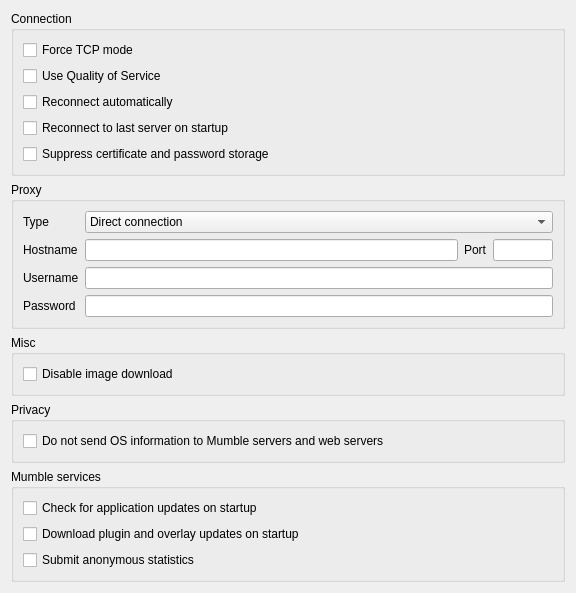
Qt form src/mumble/NetworkConfig.ui (mumble-voip/mumble) before a commit.
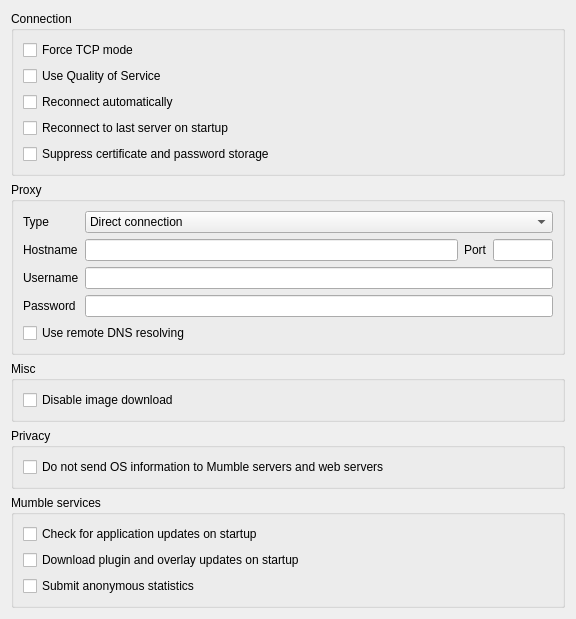
The same form after that commit. Custom widgets are drawn as their Qt base class.

Commit message: Implemented remote DNS resolving option

```diff
--- a/src/mumble/NetworkConfig.ui
+++ b/src/mumble/NetworkConfig.ui
@@ -269,6 +269,19 @@
         </property>
        </widget>
       </item>
+      <item row="4" column="0" colspan="4">
+       <widget class="QCheckBox" name="qcbRemoteDNS">
+        <property name="toolTip">
+         <string>Resolve DNS names through proxy</string>
+        </property>
+        <property name="whatsThis">
+         <string>This will use proxy connection to resolve server's hostname instead of resolving it using default DNS server configured in the system</string>
+        </property>
+        <property name="text">
+         <string>Use remote DNS resolving</string>
+        </property>
+       </widget>
+      </item>
      </layout>
     </widget>
    </item>
```
The commit also changes 5 other files.
